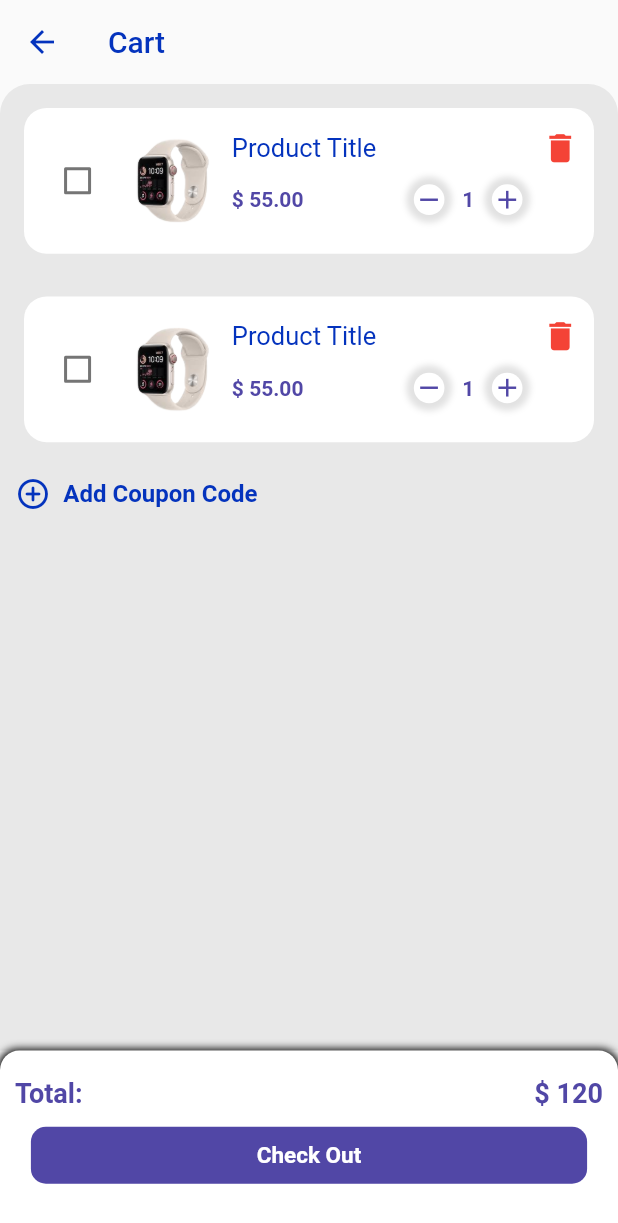
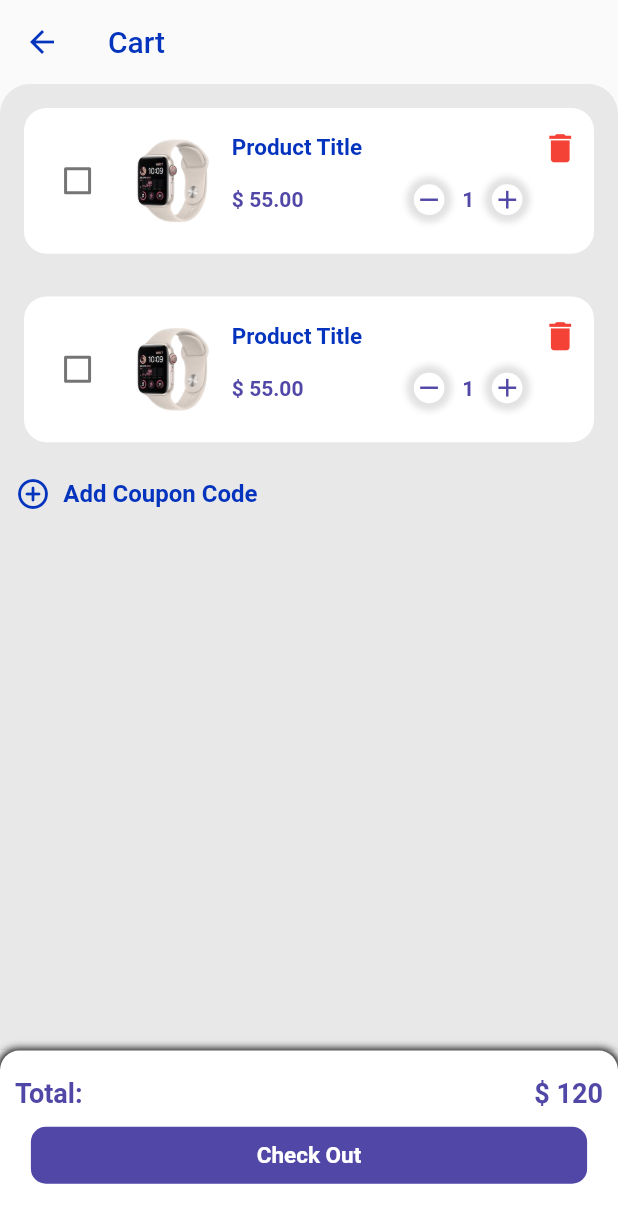
Before and after one commit to dada78778/ecom, a Flutter app: the CartPage screen opened directly, on a phone screen of 412 x 824 dp. Shown: the top 1223 px of the screen. Run offline on Flutter 3.47's test engine with Material 2 defaults, Android fonts, the phone set to English and light mode, and no system bars; our stand-ins replace carousel_slider, pinput.

Commit message:
splash_working_factory

```diff
--- a/lib/screens/cart.page.dart
+++ b/lib/screens/cart.page.dart
@@ -30,6 +30,8 @@ class _CartPageState extends State<CartPage> {
           color: Color(0xff0433BD),
         ),),
         leading: InkWell(
+          splashFactory: NoSplash.splashFactory,
+            splashColor: Colors.transparent,
             onTap: (){
               Navigator.of(context).pop();
             },
@@ -86,7 +88,7 @@ class _CartPageState extends State<CartPage> {
                                       mainAxisAlignment: MainAxisAlignment.spaceBetween,
                                       children: [
                                         Text('Product Title',style: TextStyle(
-                                          color: Color(0xff0433BD),fontSize: 17.0,
+                                          color: Color(0xff0433BD),fontSize: 15.0,fontWeight: FontWeight.bold,
                                         )),
                                         Icon(Icons.delete,color: Colors.red,size: 25),
                                       ],
@@ -195,7 +197,7 @@ class _CartPageState extends State<CartPage> {
                                       mainAxisAlignment: MainAxisAlignment.spaceBetween,
                                       children: [
                                         Text('Product Title',style: TextStyle(
-                                          color: Color(0xff0433BD),fontSize: 17.0,
+                                          color: Color(0xff0433BD),fontSize: 15.0,fontWeight: FontWeight.bold,
                                         )),
                                         Icon(Icons.delete,color: Colors.red,size: 25),
                                       ],
@@ -269,6 +271,8 @@ class _CartPageState extends State<CartPage> {
               ),
               SizedBox(height: height * .02,),
               InkWell(
+                splashFactory: NoSplash.splashFactory,
+                splashColor: Colors.transparent,
                 onTap: (){
                   setState(() {
                     _visivledata=!_visivledata;
--- a/lib/screens/otp.page.dart
+++ b/lib/screens/otp.page.dart
@@ -13,6 +13,8 @@ class OtpPage extends StatelessWidget {
       appBar: AppBar(
         elevation: 0.0,
         leading: InkWell(
+            splashFactory: NoSplash.splashFactory,
+            splashColor: Colors.transparent,
             onTap: (){
               Navigator.of(context).pop();
             },
--- a/lib/screens/payment.page.dart
+++ b/lib/screens/payment.page.dart
@@ -21,6 +21,8 @@ class _PaymentPageState extends State<PaymentPage> {
       appBar: AppBar(
         elevation: 0.0,
         leading: InkWell(
+            splashFactory: NoSplash.splashFactory,
+            splashColor: Colors.transparent,
             onTap: (){
               Navigator.of(context).pop();
             },
--- a/lib/screens/product.info.dart
+++ b/lib/screens/product.info.dart
@@ -21,6 +21,8 @@ class _ProductInfoState extends State<ProductInfo> {
       appBar: AppBar(
         elevation: 0.0,
         leading: InkWell(
+            splashFactory: NoSplash.splashFactory,
+            splashColor: Colors.transparent,
             onTap: (){
               Navigator.of(context).pop();
             },
--- a/lib/screens/register.page.dart
+++ b/lib/screens/register.page.dart
@@ -23,6 +23,8 @@ class _RegisterPageState extends State<RegisterPage> {
       appBar: AppBar(
         elevation: 0.0,
         leading: InkWell(
+            splashFactory: NoSplash.splashFactory,
+            splashColor: Colors.transparent,
           onTap: (){
             Navigator.of(context).pop();
           },
--- a/lib/screens/select.address.dart
+++ b/lib/screens/select.address.dart
@@ -20,6 +20,8 @@ class _CheckOutPageState extends State<CheckOutPage> {
       appBar: AppBar(
         elevation: 0.0,
         leading: InkWell(
+            splashFactory: NoSplash.splashFactory,
+            splashColor: Colors.transparent,
             onTap: (){
               Navigator.of(context).pop();
             },
```
